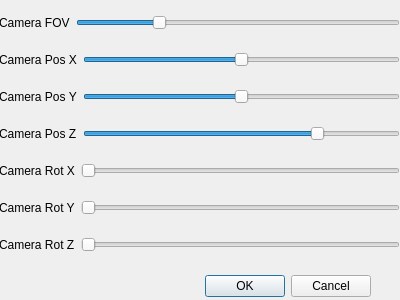
Before: the Qt Designer form View/editcameradialog.ui in ddalcino/Modeler3D, drawn with Qt 5.
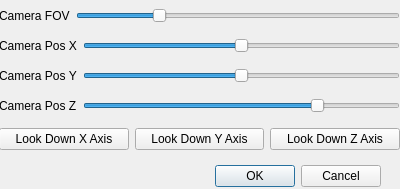
After: the same form once the commit is applied.

```diff
--- a/View/editcameradialog.ui
+++ b/View/editcameradialog.ui
@@ -7,7 +7,7 @@
     <x>0</x>
     <y>0</y>
     <width>400</width>
-    <height>300</height>
+    <height>189</height>
    </rect>
   </property>
   <property name="windowTitle">
@@ -16,8 +16,8 @@
   <widget class="QDialogButtonBox" name="buttonBox">
    <property name="geometry">
     <rect>
-     <x>30</x>
-     <y>270</y>
+     <x>40</x>
+     <y>160</y>
      <width>341</width>
      <height>32</height>
     </rect>
@@ -38,7 +38,7 @@
      <x>-1</x>
      <y>-1</y>
      <width>401</width>
-     <height>271</height>
+     <height>161</height>
     </rect>
    </property>
    <layout class="QVBoxLayout" name="verticalLayout">
@@ -144,55 +144,26 @@
       </item>
      </layout>
     </item>
-    <item>
-     <layout class="QHBoxLayout" name="hLayoutRotX">
-      <item>
-       <widget class="QLabel" name="lblCameraRotX">
-        <property name="text">
-         <string>Camera Rot X</string>
-        </property>
-       </widget>
-      </item>
-      <item>
-       <widget class="QSlider" name="hSliderRotX">
-        <property name="orientation">
-         <enum>Qt::Horizontal</enum>
-        </property>
-       </widget>
-      </item>
-     </layout>
-    </item>
-    <item>
-     <layout class="QHBoxLayout" name="hLayoutRotY">
-      <item>
-       <widget class="QLabel" name="lblCameraRotY">
-        <property name="text">
-         <string>Camera Rot Y</string>
-        </property>
-       </widget>
-      </item>
-      <item>
-       <widget class="QSlider" name="hSliderRotY">
-        <property name="orientation">
-         <enum>Qt::Horizontal</enum>
-        </property>
-       </widget>
-      </item>
-     </layout>
-    </item>
     <item>
      <layout class="QHBoxLayout" name="hLayoutRotZ">
       <item>
-       <widget class="QLabel" name="lblCameraRotZ">
+       <widget class="QPushButton" name="lookXAxis">
         <property name="text">
-         <string>Camera Rot Z</string>
+         <string>Look Down X Axis</string>
         </property>
        </widget>
       </item>
       <item>
-       <widget class="QSlider" name="hSliderRotZ">
-        <property name="orientation">
-         <enum>Qt::Horizontal</enum>
+       <widget class="QPushButton" name="lookYAxis">
+        <property name="text">
+         <string>Look Down Y Axis</string>
+        </property>
+       </widget>
+      </item>
+      <item>
+       <widget class="QPushButton" name="lookZAxis">
+        <property name="text">
+         <string>Look Down Z Axis</string>
         </property>
        </widget>
       </item>
```
